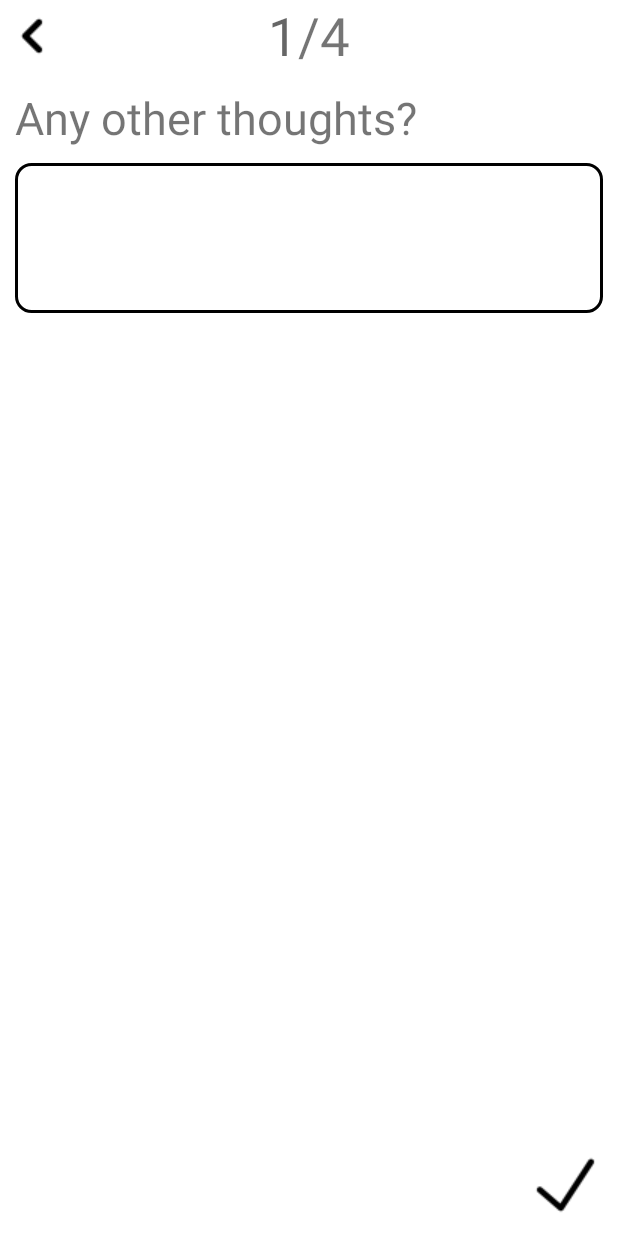
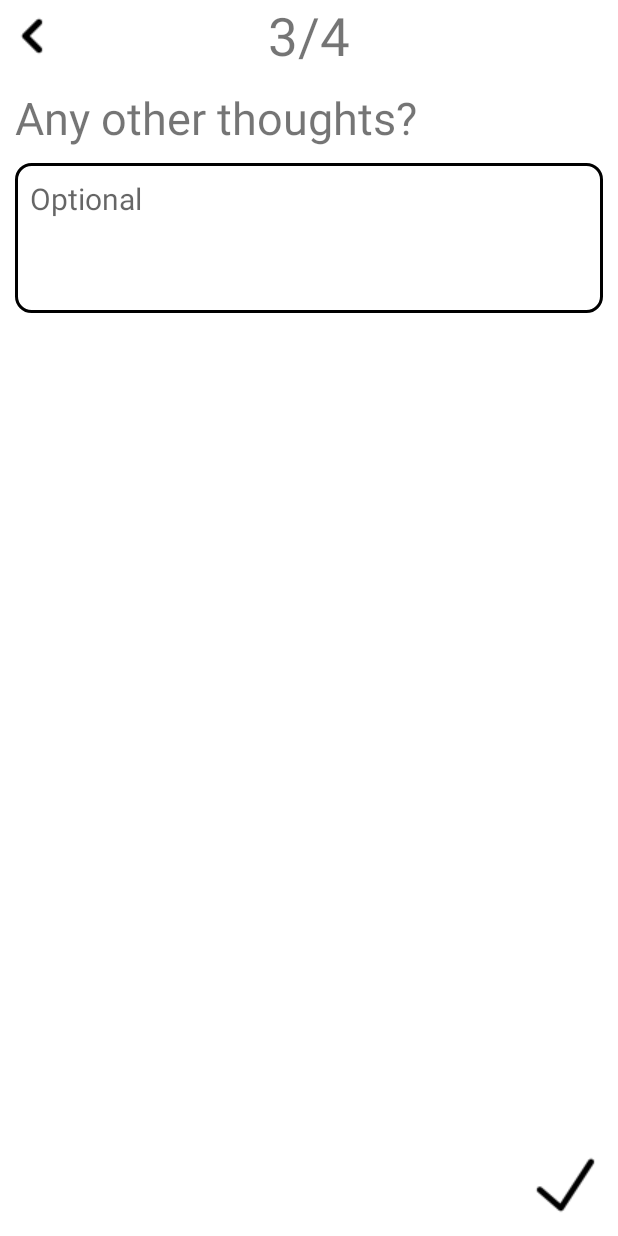
Before and after one commit to CS5520FeinbergSpring2024/team-project-group-29, an Android app: the InputNote screen opened directly, with no data from a screen before it, on a phone screen of 412 x 824 dp. Run offline under Robolectric (Android 15) with nearby library versions, the light colour scheme and no system bars; our stand-ins replace Firebase (no records; nobody signed in at launch, a user with empty details on screens opened directly); network calls fail.

Commit message:
fix bar chart bug and UI modification

```diff
--- a/app/src/main/java/edu/northeastern/moodtide/addEntry/InputNote.java
+++ b/app/src/main/java/edu/northeastern/moodtide/addEntry/InputNote.java
@@ -10,6 +10,7 @@ import android.util.Log;
 import android.view.View;
 import android.widget.EditText;
 import android.widget.ImageButton;
+import android.widget.TextView;
 import android.widget.Toast;
 
 import com.google.firebase.database.DataSnapshot;
@@ -45,6 +46,10 @@ public class InputNote extends AppCompatActivity {
 
         // datebase
         database = FirebaseDatabase.getInstance();
+
+        // top bar text
+        TextView topBarText = findViewById(R.id.text_current_step);
+        topBarText.setText("3");
 
         // retrieve values from last activities
         triggers = (ArrayList<Trigger>) getIntent().getSerializableExtra("triggers");
--- a/app/src/main/java/edu/northeastern/moodtide/calendarView/CalendarActivity.java
+++ b/app/src/main/java/edu/northeastern/moodtide/calendarView/CalendarActivity.java
@@ -82,6 +82,7 @@ public class CalendarActivity extends AppCompatActivity {
             }
         });
 
+        // click to change color of icon and text
         Drawable drawable = ContextCompat.getDrawable(this, R.drawable.calendar);
         drawable.setColorFilter(ContextCompat.getColor(this, R.color.ocean_theme), android.graphics.PorterDuff.Mode.SRC_IN);
         ImageView calendarIcon = findViewById(R.id.calendar_icon);
--- a/app/src/main/java/edu/northeastern/moodtide/colorMap/CategoryColors.java
+++ b/app/src/main/java/edu/northeastern/moodtide/colorMap/CategoryColors.java
@@ -1,6 +1,7 @@
 package edu.northeastern.moodtide.colorMap;
 
 import android.content.Context;
+import android.util.Log;
 
 import androidx.core.content.ContextCompat;
 
--- a/app/src/main/res/layout/activity_input_note.xml
+++ b/app/src/main/res/layout/activity_input_note.xml
@@ -23,6 +23,10 @@
 
     <EditText
         android:id="@+id/edit_text_note"
+        android:hint="Optional"
+        android:gravity="left"
+        android:padding="10dp"
+        android:textSize="20sp"
         android:layout_width="match_parent"
         android:layout_height="wrap_content"
         android:layout_marginStart="10dp"
--- a/app/src/main/res/layout/bottom_nav_menu.xml
+++ b/app/src/main/res/layout/bottom_nav_menu.xml
@@ -79,12 +79,14 @@
             android:orientation="vertical">
 
                 <ImageView
+                    android:id="@+id/analyze_icon"
                     android:layout_width="40dp"
                     android:layout_height="40dp"
                     android:src="@drawable/stats"
                     android:layout_gravity="center"/>
 
                 <TextView
+                    android:id="@+id/analyze_text"
                     android:layout_width="wrap_content"
                     android:layout_height="wrap_content"
                     android:gravity="center"
```
Also changed, not shown: app/src/main/java/edu/northeastern/moodtide/addEntry/SelectTrigger.java (+11 -0 lines), app/src/main/java/edu/northeastern/moodtide/analyze/AnalyzeActivity.java (+20 -5 lines), app/src/main/java/edu/northeastern/moodtide/repository/EntryOfMonthRepository.java (+48 -20 lines).
